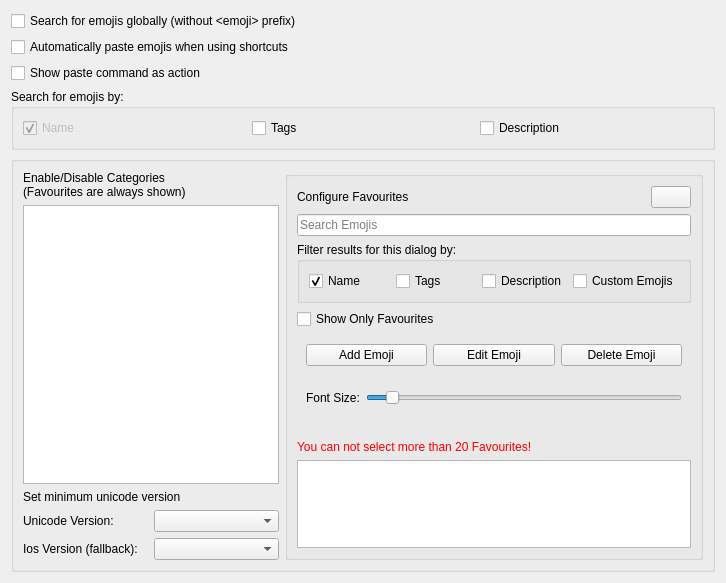
Before: the Qt Designer form src/config/emojirunner_config.ui in alex1701c/EmojiRunner, drawn with Qt 5.
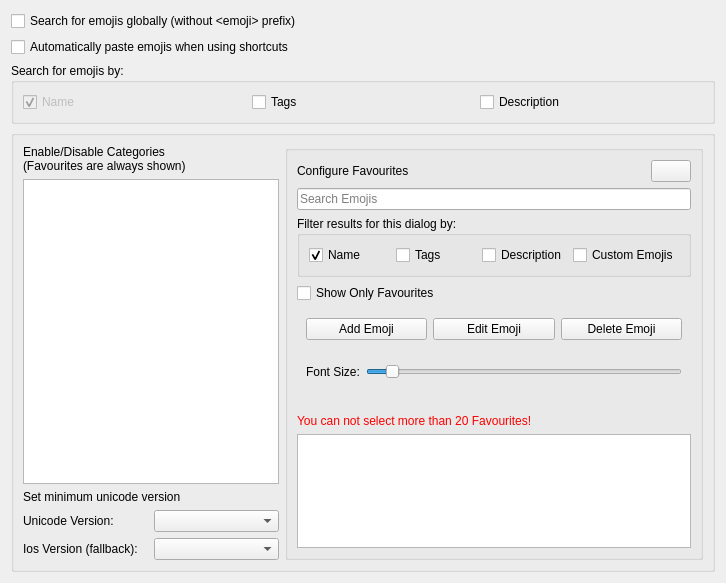
After: the same form once the commit is applied. Icons and pictures are not drawn.

Commit message:
Remove config option to show paste action
This is enabled by default and it makes little sense to disable it.

```diff
--- a/src/config/emojirunner_config.ui
+++ b/src/config/emojirunner_config.ui
@@ -32,13 +32,6 @@
      </property>
     </widget>
    </item>
-   <item>
-    <widget class="QCheckBox" name="pasteActionCheckBox">
-     <property name="text">
-      <string>Show paste command as action</string>
-     </property>
-    </widget>
-   </item>
    <item>
     <widget class="QGroupBox" name="favouriteFilterGroupBox_2">
      <property name="title">
```
The commit also changes 2 other files.
